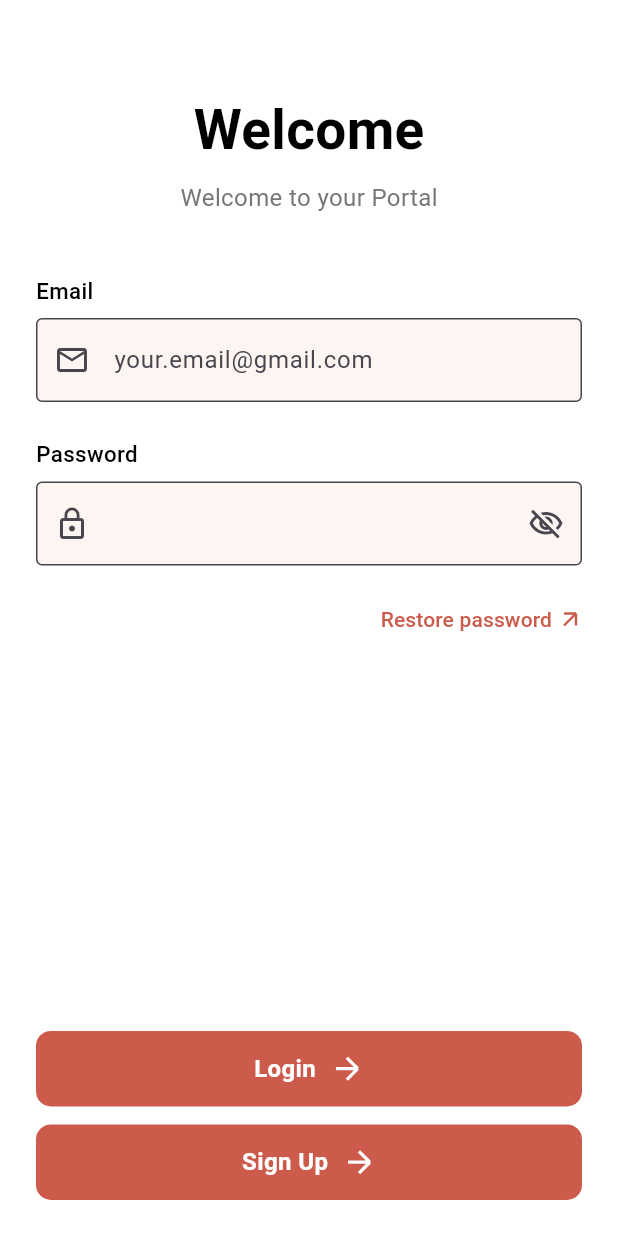
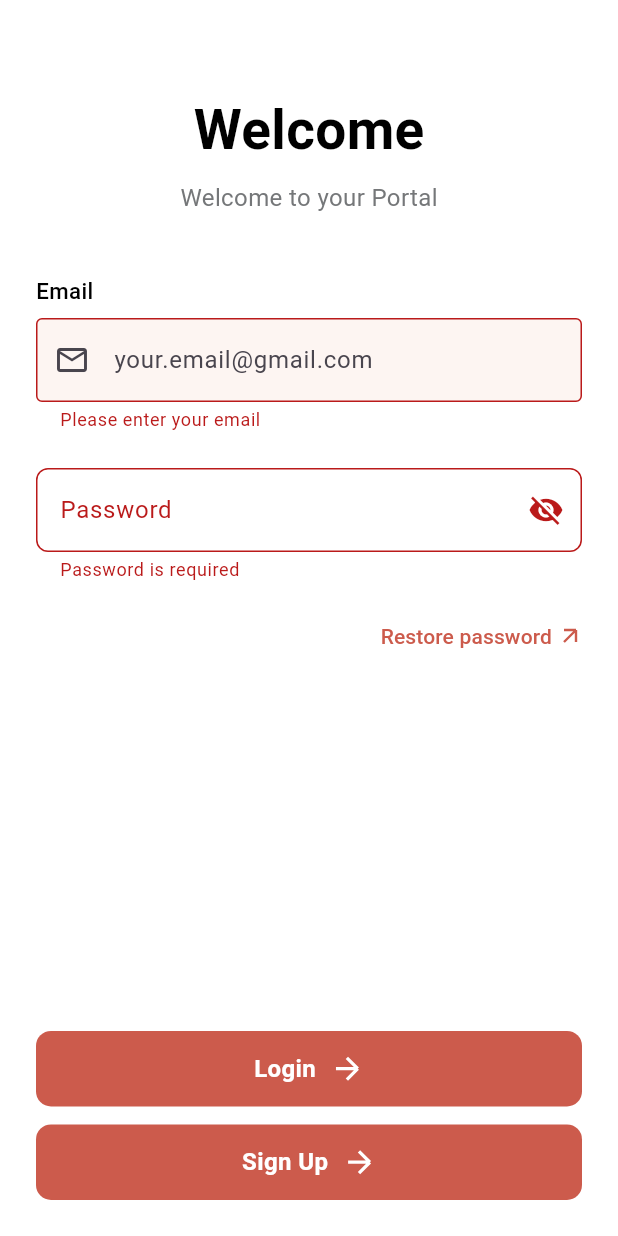
Before and after one commit to samitha87/event_planner, a Flutter app: the screen it shows after launch, after a tap on "Login", on a phone screen of 412 x 824 dp. Run offline on Flutter 3.47's test engine with Material 3 defaults, Android fonts, the phone set to English and light mode, and no system bars; our stand-ins replace cloud_firestore, dio, firebase_auth, firebase_core, firebase_messaging, firebase_storage and 4 more; accounts and stored records are empty; network calls fail.

Commit message:
validation added

```diff
--- a/event_planner/lib/presentation/screens/login_page.dart
+++ b/event_planner/lib/presentation/screens/login_page.dart
@@ -24,6 +24,7 @@ class LoginPage extends StatefulWidget {
 
 class _LoginPageState extends State<LoginPage> {
   bool _obscurePassword = true;
+  final _formKey = GlobalKey<FormState>();
 
   final AuthService _authService = AuthService();
   late AuthenticationProvider _authProvider;
@@ -34,8 +35,25 @@ class _LoginPageState extends State<LoginPage> {
   @override
   void initState() {
     super.initState();
+    _authProvider = Provider.of<AuthenticationProvider>(context, listen: false);
+  }
 
-    _authProvider = Provider.of<AuthenticationProvider>(context, listen: false);
+  Future<void> _handleLogin() async {
+    if (_formKey.currentState?.validate() ?? false) {
+      UserDataModel userDataModel = UserDataModel(
+        email: _emailController.text,
+        password: _passwordController.text,
+      );
+      User? user = await _authService.signInWithEmailAndPassword(userDataModel);
+      _authProvider.setCredential(user);
+      if (user != null) {
+        if (LocalPreferences.instance.getIsLoggedIn() == '1') {
+          Navigator.pushNamed(context, Routes.landing);
+        } else {
+          Navigator.pushNamed(context, Routes.setupProfileImage);
+        }
+      }
+    }
   }
 
   @override
@@ -45,6 +63,8 @@ class _LoginPageState extends State<LoginPage> {
       body: SafeArea(
         child: Padding(
           padding: EdgeInsets.symmetric(horizontal: 24),
+          child: Form(
+            key: _formKey,
             child: Column(
               crossAxisAlignment: CrossAxisAlignment.center,
               children: [
@@ -65,25 +85,22 @@ class _LoginPageState extends State<LoginPage> {
                   ),
                 ),
                 const SizedBox(height: 40),
-              EmailInputWidget(hintText: AppStrings.emailHint, labelText: AppStrings.email, controller: _emailController),
+                EmailInputWidget(
+                  hintText: AppStrings.emailHint,
+                  labelText: AppStrings.email,
+                  controller: _emailController,
+                ),
                 const SizedBox(height: 24),
-              PasswordInputWidget(hintText: AppStrings.passwordHint, labelText: AppStrings.password, controller: _passwordController),
+                PasswordInputWidget(
+                  hintText: AppStrings.passwordHint,
+                  labelText: AppStrings.password,
+                  controller: _passwordController,
+                ),
                 const SizedBox(height: 12),
                 const ResetPasswordWidget(),
                 const Spacer(),
                 ActionButtonWidget(
-                onPressed: () async {
-                  UserDataModel userDataModel = UserDataModel(email: _emailController.text, password: _passwordController.text);
-                  User? user = await _authService.signInWithEmailAndPassword(userDataModel);
-                  _authProvider.setCredential(user);
-                  if (user != null) {
-                    if (LocalPreferences.instance.getIsLoggedIn() == '1') {
-                      Navigator.pushNamed(context, Routes.landing);
-                    } else {
-                      Navigator.pushNamed(context, Routes.setupProfileImage);
-                    }
-                  }
-                },
+                  onPressed: _handleLogin,
                   icon: 'assets/icons/svg/arrow_next.svg',
                   label: AppStrings.login,
                 ),
@@ -100,6 +117,7 @@ class _LoginPageState extends State<LoginPage> {
             ),
           ),
         ),
+      ),
     );
   }
 }
--- a/event_planner/lib/presentation/widgets/texts/email_input_widget.dart
+++ b/event_planner/lib/presentation/widgets/texts/email_input_widget.dart
@@ -5,8 +5,15 @@ class EmailInputWidget extends StatefulWidget {
   final String hintText;
   final String labelText;
   final TextEditingController controller;
+  final String? Function(String?)? validator;
 
-  const EmailInputWidget({super.key, required this.hintText, required this.labelText, required this.controller});
+  const EmailInputWidget({
+    super.key,
+    required this.hintText,
+    required this.labelText,
+    required this.controller,
+    this.validator,
+  });
 
   @override
   State<EmailInputWidget> createState() => _EmailInputWidgetState();
@@ -19,6 +26,17 @@ class _EmailInputWidgetState extends State<EmailInputWidget> {
     border: OutlineInputBorder(borderRadius: BorderRadius.circular(4)),
   );
 
+  String? _validateEmail(String? value) {
+    if (value == null || value.isEmpty) {
+      return 'Please enter your email';
+    }
+    final emailRegex = RegExp(r'^[\w-\.]+@([\w-]+\.)+[\w-]{2,4}$');
+    if (!emailRegex.hasMatch(value)) {
+      return 'Please enter a valid email address';
+    }
+    return null;
+  }
+
   @override
   Widget build(BuildContext context) {
     return Column(
@@ -26,8 +44,10 @@ class _EmailInputWidgetState extends State<EmailInputWidget> {
       children: [
         Text(widget.labelText, style: AppStyling.w500size13),
         const SizedBox(height: 8),
-        TextField(
+        TextFormField(
           controller: widget.controller,
+          keyboardType: TextInputType.emailAddress,
+          validator: widget.validator ?? _validateEmail,
           decoration: inputDecoration.copyWith(
             prefixIcon: const Icon(Icons.email_outlined),
             hintText: widget.hintText,
--- a/event_planner/lib/presentation/widgets/texts/password_input_widget.dart
+++ b/event_planner/lib/presentation/widgets/texts/password_input_widget.dart
@@ -5,45 +5,65 @@ class PasswordInputWidget extends StatefulWidget {
   final String hintText;
   final String labelText;
   final TextEditingController controller;
+  final String? Function(String?)? validator;
 
-  const PasswordInputWidget({super.key, required this.hintText, required this.labelText, required this.controller});
+  const PasswordInputWidget({
+    super.key,
+    required this.hintText,
+    required this.labelText,
+    required this.controller,
+    this.validator,
+  });
 
   @override
   State<PasswordInputWidget> createState() => _PasswordInputWidgetState();
 }
 
 class _PasswordInputWidgetState extends State<PasswordInputWidget> {
-  bool _obscurePassword = true;
+  bool _obscureText = true;
 
-  final inputDecoration = InputDecoration(
-    filled: true,
-    fillColor: const Color(0xFFFDF5F2),
-    border: OutlineInputBorder(borderRadius: BorderRadius.circular(4)),
-  );
+  String? _validatePassword(String? value) {
+    if (value == null || value.isEmpty) {
+      return 'Password is required';
+    }
+    if (value.length < 3) {
+      return 'Password must be at least 3 characters long';
+    }
+    if (!value.contains(RegExp(r'[A-Z]'))) {
+      return 'Password must contain at least one capital letter';
+    }
+    if (!value.contains(RegExp(r'[a-z]'))) {
+      return 'Password must contain at least one lowercase letter';
+    }
+    if (!value.contains(RegExp(r'[0-9]'))) {
+      return 'Password must contain at least one number';
+    }
+    return null;
+  }
 
   @override
   Widget build(BuildContext context) {
-    return Column(
-      crossAxisAlignment: CrossAxisAlignment.start,
-      children: [
-        Text(widget.labelText, style: AppStyling.w500size13),
-        const SizedBox(height: 8),
-        TextField(
+    return TextFormField(
       controller: widget.controller,
-          obscureText: _obscurePassword,
-          decoration: inputDecoration.copyWith(
-            prefixIcon: const Icon(Icons.lock_outline),
+      obscureText: _obscureText,
+      validator: widget.validator ?? _validatePassword,
+      decoration: InputDecoration(
+        hintText: widget.hintText,
+        labelText: widget.labelText,
         suffixIcon: IconButton(
-              icon: Icon(_obscurePassword ? Icons.visibility_off_outlined : Icons.visibility_outlined),
+          icon: Icon(
+            _obscureText ? Icons.visibility_off : Icons.visibility,
+          ),
           onPressed: () {
             setState(() {
-                  _obscurePassword = !_obscurePassword;
+              _obscureText = !_obscureText;
             });
           },
         ),
+        border: OutlineInputBorder(
+          borderRadius: BorderRadius.circular(8),
         ),
       ),
-      ],
     );
   }
 }
```
Lines whose indentation alone changed are shown as unchanged.
